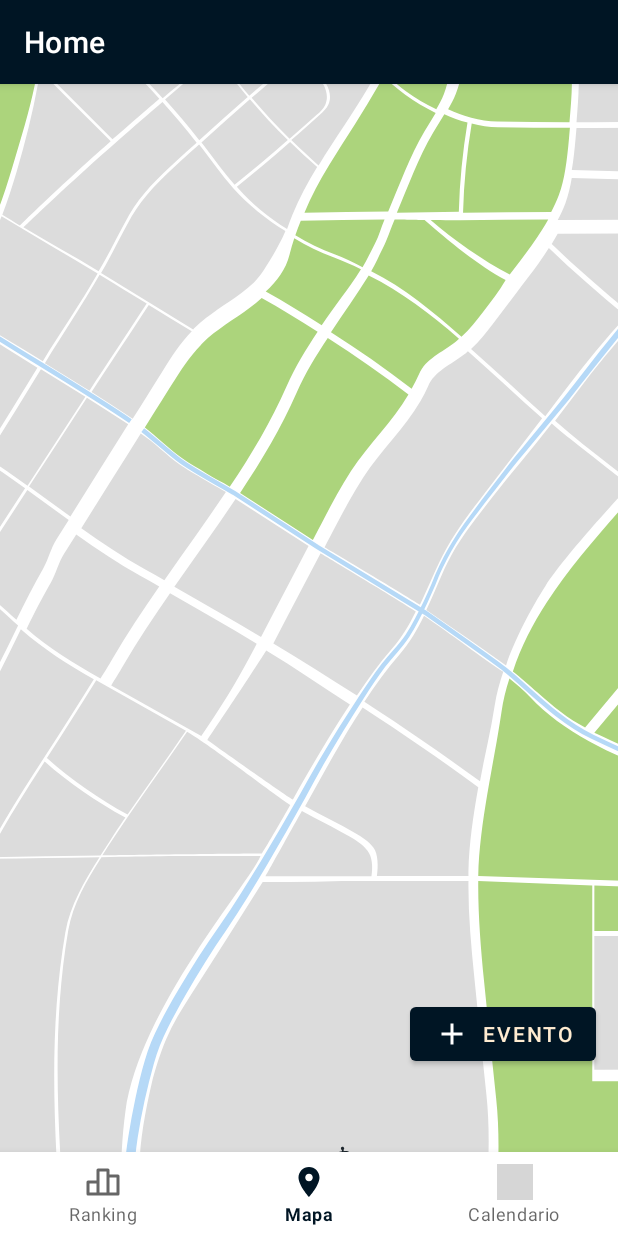
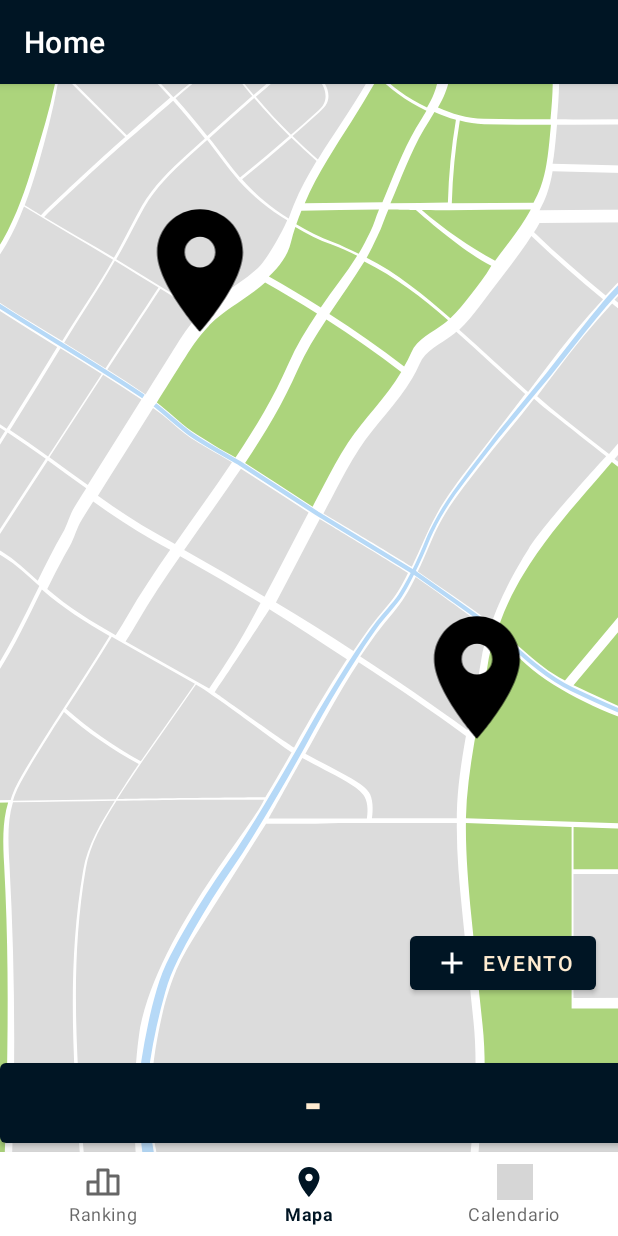
Before and after one commit to rubenTome/APM, an Android app: the screen it shows after launch (MainActivity), on a phone screen of 412 x 824 dp. Run offline under Robolectric (Android 15) with nearby library versions, the phone set to English and light mode, and no system bars; our stand-ins replace navigation-ui; grey boxes are pictures that could not be loaded.

Commit message:
Arreglada pantalla principal

```diff
--- a/PachangAPP/app/src/main/java/com/example/panchagapp/ui/signin/SignIn.kt
+++ b/PachangAPP/app/src/main/java/com/example/panchagapp/ui/signin/SignIn.kt
@@ -7,6 +7,6 @@ import com.example.panchagapp.R
 class SignIn : AppCompatActivity() {
     override fun onCreate(savedInstanceState: Bundle?) {
         super.onCreate(savedInstanceState)
-        setContentView(R.layout.activity_sign_in)
+        setContentView(R.layout.activity_sig_in)
     }
 }
--- a/PachangAPP/app/src/main/res/layout/activity_main.xml
+++ b/PachangAPP/app/src/main/res/layout/activity_main.xml
@@ -21,9 +21,10 @@
             android:id="@+id/nav_host_fragment_activity_main"
             android:name="androidx.navigation.fragment.NavHostFragment"
             android:layout_width="match_parent"
-        android:layout_height="match_parent"
+            android:layout_height="0dp"
+            android:layout_weight="1"
             app:defaultNavHost="true"
-        app:layout_constraintBottom_toTopOf="@id/nav_view"
+            app:layout_constraintBottom_toTopOf="@+id/nav_view"
             app:layout_constraintHorizontal_bias="1.0"
             app:layout_constraintLeft_toLeftOf="parent"
             app:layout_constraintRight_toRightOf="parent"
--- a/PachangAPP/app/src/main/res/layout/fragment_home.xml
+++ b/PachangAPP/app/src/main/res/layout/fragment_home.xml
@@ -8,11 +8,15 @@
 
 
     <ImageView
+        android:id="@+id/image_container"
         android:layout_width="match_parent"
         android:layout_height="match_parent"
         android:scaleType="centerCrop"
         android:src="@drawable/_742761_2981188"
-        android:id="@+id/image_container"/>
+        tools:layout_editor_absoluteX="58dp"
+        tools:layout_editor_absoluteY="0dp" />
+
+
 
     <Button
         android:id="@+id/button2"
@@ -29,6 +33,43 @@
         android:drawableTint="@color/white"
         />
 
+    <Button
+        android:id="@+id/button4"
+        android:layout_width="417dp"
+        android:layout_height="65dp"
+        android:text="-"
+        android:textStyle="bold"
+        android:textSize="30dp"
+        app:layout_constraintBottom_toBottomOf="parent"
+        app:layout_constraintEnd_toEndOf="parent"
+        app:layout_constraintHorizontal_bias="0.0"
+        app:layout_constraintStart_toStartOf="parent"
+        app:layout_constraintTop_toTopOf="@+id/image_container"
+        app:layout_constraintVertical_bias="1.0" />
+
+    <ImageView
+        android:id="@+id/location1"
+        android:layout_width="109dp"
+        android:layout_height="98dp"
+        android:src="@drawable/baseline_location_on_24"
+        app:layout_constraintBottom_toBottomOf="parent"
+        app:layout_constraintEnd_toEndOf="@+id/image_container"
+        app:layout_constraintHorizontal_bias="0.26"
+        app:layout_constraintStart_toStartOf="@+id/image_container"
+        app:layout_constraintTop_toTopOf="parent"
+        app:layout_constraintVertical_bias="0.123" />
+
+    <ImageView
+        android:id="@+id/location2"
+        android:layout_width="109dp"
+        android:layout_height="98dp"
+        android:src="@drawable/baseline_location_on_24"
+        app:layout_constraintBottom_toBottomOf="parent"
+        app:layout_constraintEnd_toEndOf="@+id/image_container"
+        app:layout_constraintHorizontal_bias="0.87"
+        app:layout_constraintStart_toStartOf="@+id/image_container"
+        app:layout_constraintTop_toTopOf="parent"
+        app:layout_constraintVertical_bias="0.565" />
 
 
 </androidx.constraintlayout.widget.ConstraintLayout>
```
Also changed, not shown: 1 other file. Lines whose indentation alone changed are shown as unchanged.
